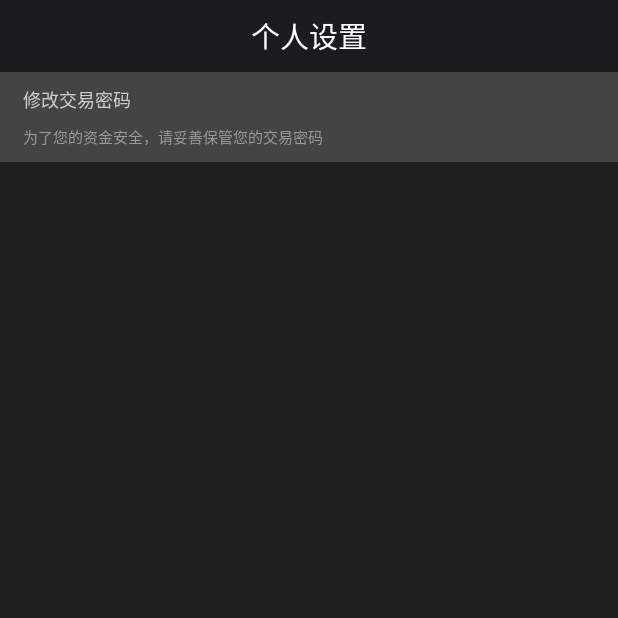
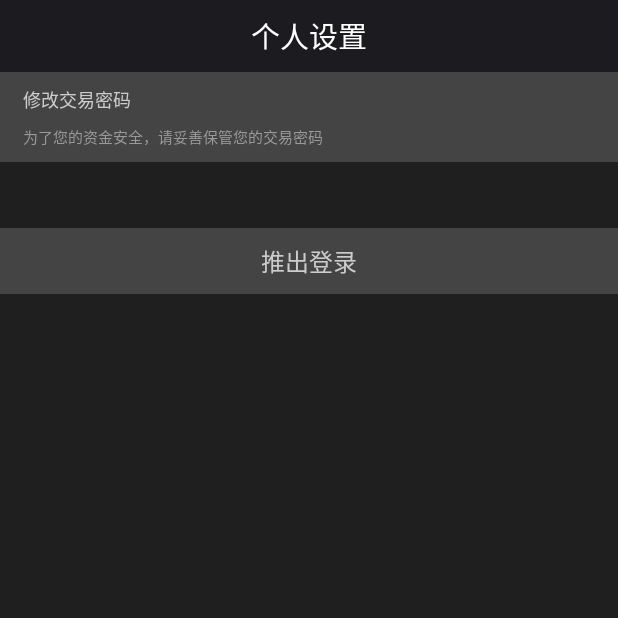
Before and after one commit to chujj/PullRefreshRecyclerView, an Android app: the SettingActivity screen opened directly, with no data from a screen before it, on a phone screen of 412 x 824 dp, the top half of it. Run offline under Robolectric (Android 15) with nearby library versions, the phone set to English and light mode, and no system bars; our stand-ins replace ButterKnife.

Commit message:
推出登录接口

```diff
--- a/app/src/main/java/com/ssc/weipan/SplashActivity.java
+++ b/app/src/main/java/com/ssc/weipan/SplashActivity.java
@@ -25,7 +25,7 @@ public class SplashActivity extends AppCompatActivity {
 
         mHandler.sendMessageDelayed(
                 Message.obtain(mHandler, AccountManager.isLogin() ? 0x13d : 0x14d),
-                2000);
+                1000);
 
     }
 
--- a/app/src/main/res/layout/settings_layout.xml
+++ b/app/src/main/res/layout/settings_layout.xml
@@ -49,4 +49,24 @@
 
     </RelativeLayout>
 
+
+    <RelativeLayout
+        android:id="@+id/logout"
+        android:layout_width="match_parent"
+        android:layout_height="44dp"
+        android:background="#FF444444"
+        android:layout_marginTop="44dp"
+        >
+
+        <TextView
+            android:layout_width="wrap_content"
+            android:layout_height="wrap_content"
+            android:layout_centerInParent="true"
+            android:text="推出登录"
+            android:textColor="#FFCCCCCC"
+            android:textSize="16sp"
+            />
+
+    </RelativeLayout>
+
 </LinearLayout>
```
Also changed, not shown: app/src/main/java/com/ssc/weipan/home/SettingActivity.java (+19 -0 lines).
